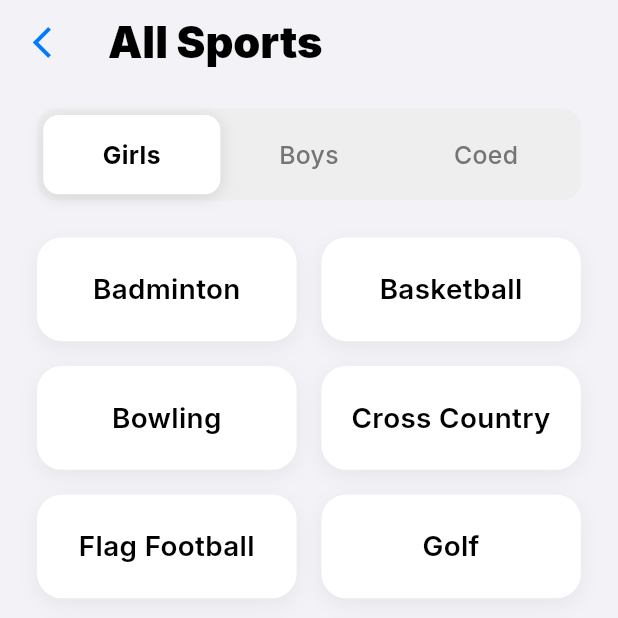
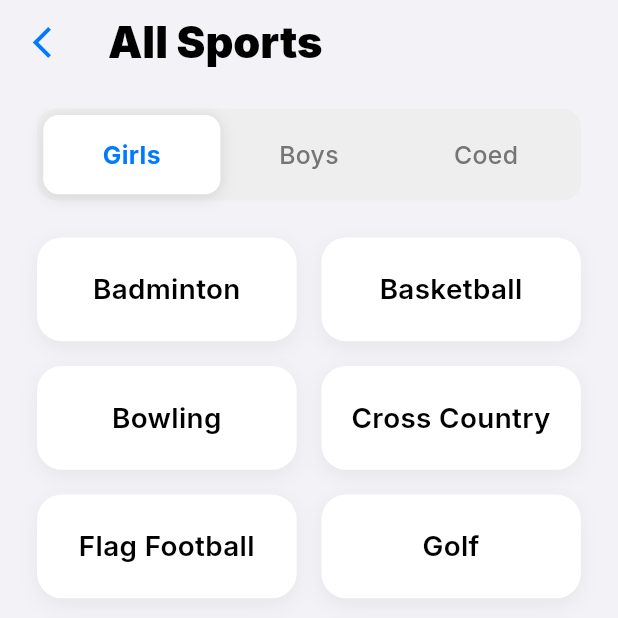
Before and after one commit to NCP-Stampede/northside-app, a Flutter app: the AllSportsPage screen opened directly, on a phone screen of 412 x 824 dp, the top half of it. Run offline on Flutter 3.47's test engine with Material 3 defaults, Android fonts, the phone set to English and light mode, and no system bars; our stand-ins replace get, google_fonts, logger, sizer, sticky_headers, table_calendar and 1 more; network calls fail.

Commit message:
Update selected tab text color to blue in All Sports page
- Changed selected gender tab text color from black to AppColors.primaryBlue
- Maintains consistency with previous season tab styling
- Provides better visual feedback for active tab selection

```diff
--- a/northside_app/lib/presentation/athletics/all_sports_page.dart
+++ b/northside_app/lib/presentation/athletics/all_sports_page.dart
@@ -122,7 +122,7 @@ class _AllSportsPageState extends State<AllSportsPage> {
                   style: TextStyle(
                     fontSize: screenWidth * 0.04,
                     fontWeight: isSelected ? FontWeight.w700 : FontWeight.w500,
-                    color: isSelected ? Colors.black : Colors.grey.shade600,
+                    color: isSelected ? AppColors.primaryBlue : Colors.grey.shade600,
                   ),
                 ),
               ),
```
